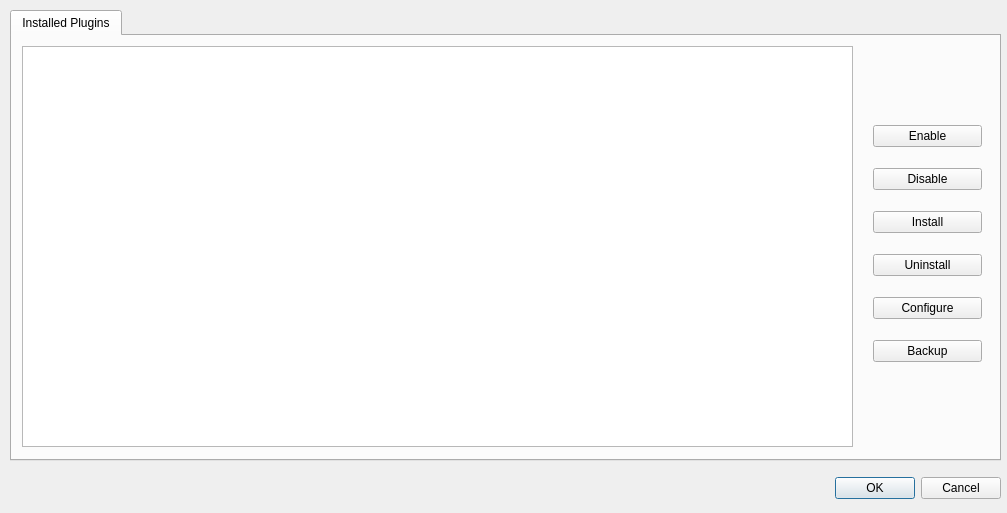
Old version of the form Source/BrainStim/pluginmanagerdialog.ui in the repository svengijsen/BrainStim.
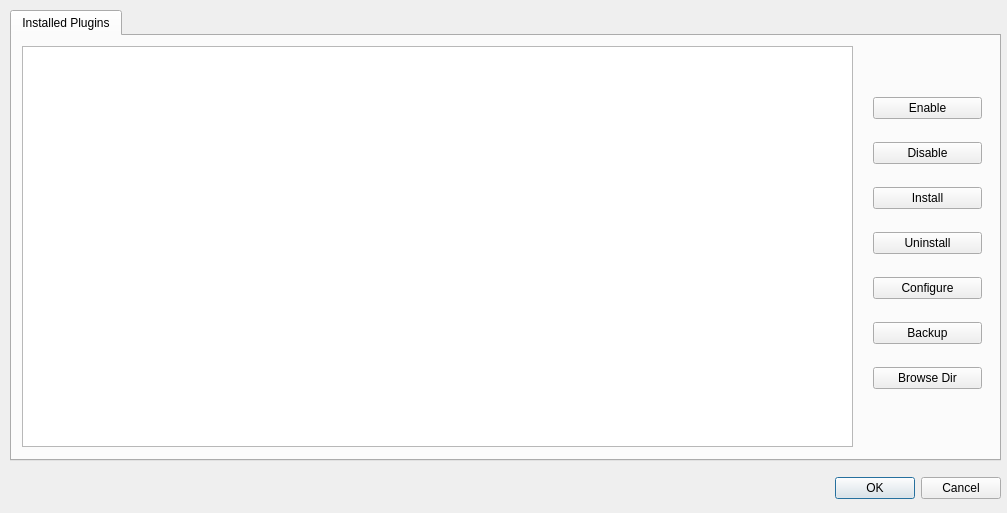
New version of the form.

```diff
--- a/Source/BrainStim/pluginmanagerdialog.ui
+++ b/Source/BrainStim/pluginmanagerdialog.ui
@@ -90,9 +90,9 @@
      <property name="geometry">
       <rect>
        <x>850</x>
-       <y>60</y>
+       <y>30</y>
        <width>131</width>
-       <height>301</height>
+       <height>361</height>
       </rect>
      </property>
      <layout class="QVBoxLayout" name="verticalLayout">
@@ -141,6 +141,13 @@
         </property>
        </widget>
       </item>
+      <item>
+       <widget class="QPushButton" name="pbBrowse">
+        <property name="text">
+         <string>Browse Dir</string>
+        </property>
+       </widget>
+      </item>
      </layout>
     </widget>
    </widget>
```
